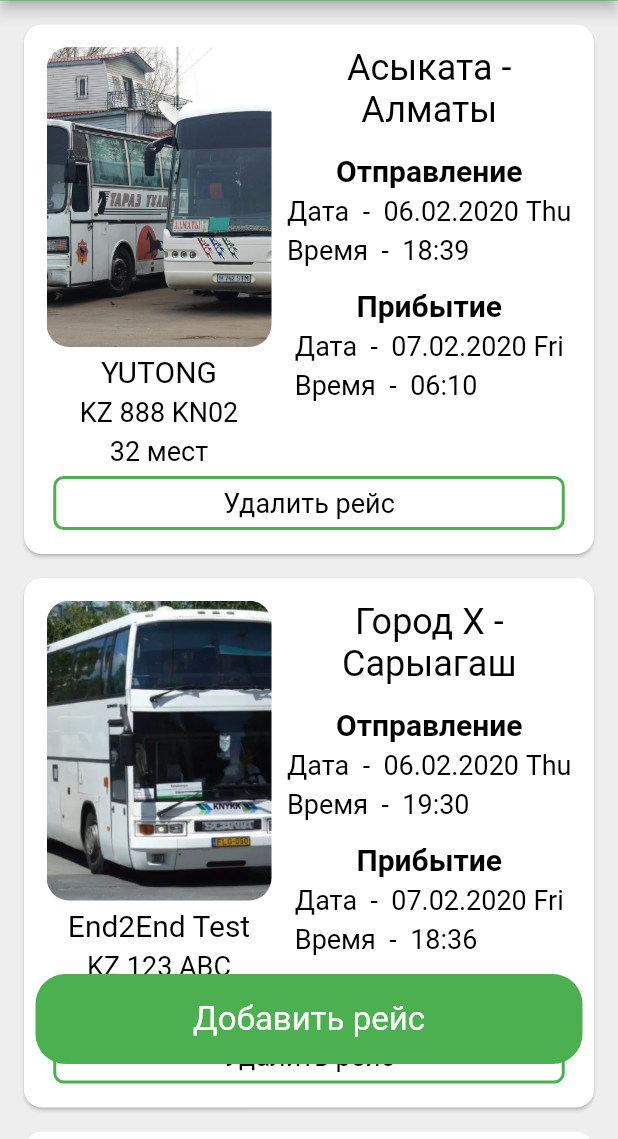
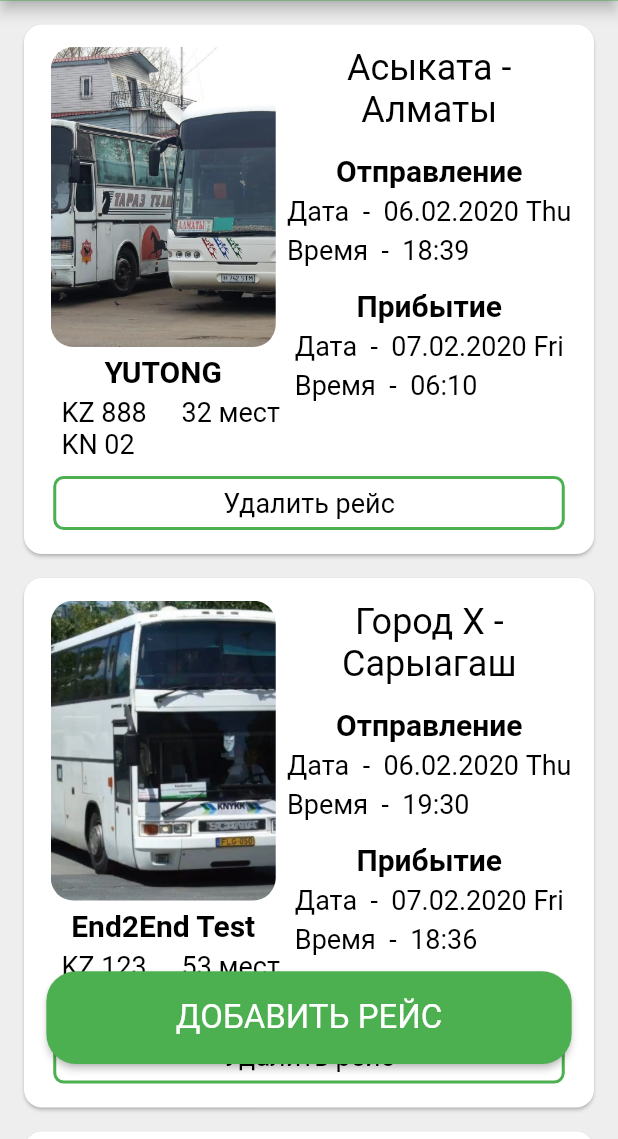
Before and after one commit to dinislamdarkhan/flutter-labs, a Flutter app: the screen it shows after launch, on a phone screen of 412 x 824 dp, the part 97-1236 px from its top. Run offline on Flutter 3.47's test engine with Material 2 defaults, Android fonts, the phone set to English and light mode, and no system bars; our stand-ins replace cloud_firestore, curved_navigation_bar, firebase_auth, google_fonts; missing offline and left inert: division; accounts and stored records are empty.

Commit message:
onGenerateRoute

```diff
--- a/lab11/lib/data/app_data.dart
+++ b/lab11/lib/data/app_data.dart
@@ -1,16 +1,19 @@
 import 'package:lab11/data/busline.dart';
+import 'package:lab11/data/passenger.dart';
 
 List<BusLine> busList = [
   BusLine(
+      id: 0,
       name: 'YUTONG',
       from: 'Асыката',
       to: 'Алматы',
       fromDateTime: DateTime.parse("2020-02-06 18:39:00"),
       toDateTime: DateTime.parse("2020-02-07 06:10:00"),
       seatNumber: 32,
-      carNumber: 'KZ 888 KN02',
+      carNumber: 'KZ 888 KN 02',
       icon: 'bus1.jpg'),
   BusLine(
+      id: 1,
       name: 'End2End Test',
       from: 'Город X',
       to: 'Сарыагаш',
@@ -20,12 +23,20 @@ List<BusLine> busList = [
       carNumber: 'KZ 123 ABC',
       icon: 'bus2.jpg'),
   BusLine(
+      id: 2,
       name: 'YUTONG',
       from: 'Сарыагаш',
       to: 'Алматы',
       fromDateTime: DateTime.parse("2020-02-06 18:39:00"),
       toDateTime: DateTime.parse("2020-02-07 06:10:00"),
       seatNumber: 32,
-      carNumber: 'KZ 888 KN02',
+      carNumber: 'KZ 888 KN 02',
       icon: 'bus3.jpg'),
 ];
+
+List<Passenger> seatList = [
+  Passenger(0, 'Aigerim', 0, true, false),
+  Passenger(0, 'Arlan', 1, true, false),
+  Passenger(0, 'ASSEL', 1, false, true),
+  Passenger(0, 'TEMIRLAN', 2, true, true),
+];
--- a/lab11/lib/data/busline.dart
+++ b/lab11/lib/data/busline.dart
@@ -1,4 +1,5 @@
 class BusLine {
+  int id;
   String name;
   String from;
   String to;
@@ -9,7 +10,8 @@ class BusLine {
   String icon;
 
   BusLine(
-      {this.name,
+      {this.id,
+      this.name,
       this.from,
       this.to,
       this.fromDateTime,
--- a/lab11/lib/main.dart
+++ b/lab11/lib/main.dart
@@ -1,13 +1,16 @@
 import 'package:flutter/material.dart';
 import 'package:lab11/pages/schedule_page.dart';
-import 'package:lab11/pages/passenger_page.dart';
+import 'package:lab11/route_generator.dart';
 
-void main() => runApp(MaterialApp(
+void main() => runApp(MyApp());
+
+class MyApp extends StatelessWidget {
+  @override
+  Widget build(BuildContext context) {
+    return MaterialApp(
       debugShowCheckedModeBanner: false,
-      initialRoute: '/schedule',
-      routes: {
-        '/schedule': (context) => SchedulePage(isSchedule: true),
-        '/passenger_choice': (context) => SchedulePage(isSchedule: false),
-        '/passenger': (context) => PassengerPage(),
-      },
-    ));
+      initialRoute: SchedulePage.routeSchedule,
+      onGenerateRoute: RouteGenerator.generateRoute,
+    );
+  }
+}
--- a/lab11/lib/pages/schedule_page.dart
+++ b/lab11/lib/pages/schedule_page.dart
@@ -4,8 +4,11 @@ import 'package:lab11/data/app_data.dart';
 import 'package:lab11/widgets/appbar.dart';
 import 'package:lab11/widgets/bus_card.dart';
 import 'package:lab11/widgets/custom_drawer.dart';
+import 'package:lab11/widgets/text_widget.dart';
 
 class SchedulePage extends StatefulWidget {
+  static const routeSchedule = '/schedule';
+  static const routePassenger = '/passenger_choice';
   bool isSchedule;
 
   SchedulePage({Key key, this.isSchedule = true}) : super(key: key);
@@ -17,8 +20,7 @@ class SchedulePage extends StatefulWidget {
 class SchedulePageState extends State<SchedulePage> {
   Widget deleteDialog(bus) {
     return AlertDialog(
-        content: Text("Вы хотите удалить этот рейс?",
-            style: TextStyle(fontWeight: FontWeight.w400, fontSize: 21.0)),
+        content: textWidget("Вы хотите удалить этот рейс?", 21.0),
         actions: [
           dialogButton("НЕТ", false, null),
           dialogButton("ДА", true, bus)
@@ -27,11 +29,7 @@ class SchedulePageState extends State<SchedulePage> {
 
   Widget dialogButton(text, isDelete, bus) {
     return FlatButton(
-        child: Text(text,
-            style: TextStyle(
-                color: Colors.green,
-                fontWeight: FontWeight.w500,
-                fontSize: 18.0)),
+        child: textWidget(text, 18.0, FontWeight.w500, Colors.green),
         onPressed: () {
           if (isDelete) setState(() => busList.remove(bus));
           Navigator.of(context).pop();
@@ -40,18 +38,19 @@ class SchedulePageState extends State<SchedulePage> {
 
   Widget floatingActionButton() {
     if (widget.isSchedule) {
-      return FlatButton(
-          onPressed: () {},
-          child: Container(
-              margin: EdgeInsets.fromLTRB(0, 00, 0, 50),
-              decoration: BoxDecoration(
-                  color: Colors.green, borderRadius: BorderRadius.circular(20)),
-              padding: EdgeInsets.symmetric(vertical: 17, horizontal: 105),
-              child: Text('Добавить рейс',
-                  style: TextStyle(
-                      color: Colors.white,
-                      fontSize: 22.0,
-                      fontWeight: FontWeight.w400))));
+      return Container(
+          margin: EdgeInsets.fromLTRB(0, 0, 0, 50),
+          width: MediaQuery.of(context).size.width * 0.85,
+          height: MediaQuery.of(context).size.width * 0.15,
+          child: ElevatedButton(
+            onPressed: () {},
+            style: OutlinedButton.styleFrom(
+                backgroundColor: Colors.green,
+                shape: RoundedRectangleBorder(
+                    borderRadius: BorderRadius.circular(20.0))),
+            child: textWidget(
+                'ДОБАВИТЬ РЕЙС', 22.0, FontWeight.w400, Colors.white),
+          ));
     } else {
       return null;
     }
--- /dev/null
+++ b/lab11/lib/route_generator.dart
@@ -0,0 +1,26 @@
+import 'package:flutter/material.dart';
+import 'package:lab11/data/busline.dart';
+import 'package:lab11/pages/passenger_page.dart';
+import 'package:lab11/pages/schedule_page.dart';
+
+class RouteGenerator {
+  static Route<dynamic> generateRoute(RouteSettings settings) {
+    final args = settings.arguments;
+
+    switch (settings.name) {
+      case SchedulePage.routeSchedule:
+        return MaterialPageRoute(
+            builder: (context) => SchedulePage(isSchedule: true));
+      case SchedulePage.routePassenger:
+        return MaterialPageRoute(
+            builder: (context) => SchedulePage(isSchedule: false));
+      case PassengerPage.routeName:
+        if (args is BusLine) {
+          return MaterialPageRoute(
+              builder: (context) => PassengerPage(bus: args));
+        }
+        break;
+    }
+    return null;
+  }
+}
--- a/lab11/lib/widgets/bus_card.dart
+++ b/lab11/lib/widgets/bus_card.dart
@@ -2,6 +2,7 @@ import 'package:flutter/material.dart';
 import 'package:intl/intl.dart';
 
 import 'package:lab11/data/busline.dart';
+import 'package:lab11/pages/passenger_page.dart';
 import 'package:lab11/widgets/text_widget.dart';
 
 class BusCard extends StatelessWidget {
@@ -22,7 +23,8 @@ class BusCard extends StatelessWidget {
             InkWell(
               onTap: () => isSchedule
                   ? null
-                  : Navigator.pushNamed(context, '/passenger'),
+                  : Navigator.pushNamed(context, PassengerPage.routeName,
+                      arguments: bus),
               enableFeedback: !isSchedule,
               splashColor: Colors.transparent,
               child: Row(
@@ -35,11 +37,18 @@ class BusCard extends StatelessWidget {
                           child: Image.asset('assets/${bus.icon}',
                               fit: BoxFit.fitHeight, width: 150, height: 200)),
                       SizedBox(height: 5),
-                      textWidget(bus.name, 20.0),
+                      textWidget(bus.name, 20.0, FontWeight.w600),
                       SizedBox(height: 5),
-                      textWidget(bus.carNumber, 18.0),
-                      SizedBox(height: 5),
-                      textWidget(bus.seatNumber.toString() + ' мест', 18.0)
+                      Row(
+                        crossAxisAlignment: CrossAxisAlignment.start,
+                        children: [
+                          Container(
+                              margin: EdgeInsets.fromLTRB(10, 0, 20, 5),
+                              width: 60.0,
+                              child: textWidget(bus.carNumber, 18.0)),
+                          textWidget(bus.seatNumber.toString() + ' мест', 18.0)
+                        ],
+                      ),
                     ]),
                     Column(
                         crossAxisAlignment: CrossAxisAlignment.center,
--- a/lab11/lib/widgets/custom_drawer.dart
+++ b/lab11/lib/widgets/custom_drawer.dart
@@ -1,4 +1,5 @@
 import 'package:flutter/material.dart';
+import 'package:lab11/pages/schedule_page.dart';
 
 class CustomDrawer extends StatelessWidget {
   @override
@@ -48,8 +49,9 @@ class CustomDrawer extends StatelessWidget {
       _listTile('Автобусы', Icon(Icons.departure_board), ''),
       _listTile('Статистика', Icon(Icons.equalizer), ''),
       _listTile('Пассажиры', Icon(Icons.airline_seat_recline_extra),
-          '/passenger_choice'),
-      _listTile('Расписание', Icon(Icons.date_range), '/schedule'),
+          SchedulePage.routePassenger),
+      _listTile(
+          'Расписание', Icon(Icons.date_range), SchedulePage.routeSchedule),
       _listTile('История', Icon(Icons.library_books), ''),
       _listTile('Настройки', Icon(Icons.settings), ''),
     ]));
--- a/lab11/lib/widgets/text_widget.dart
+++ b/lab11/lib/widgets/text_widget.dart
@@ -3,13 +3,14 @@ import 'dart:ui';
 import 'package:flutter/material.dart';
 import 'package:google_fonts/google_fonts.dart';
 
-Widget textWidget(text, [fontSize = 18.0, weight = FontWeight.normal]) {
+Widget textWidget(text,
+    [fontSize = 18.0, weight = FontWeight.w400, color = Colors.black]) {
   return Container(
       child: Text(text,
           style: GoogleFonts.roboto(
             fontSize: fontSize,
             fontWeight: weight,
             fontStyle: FontStyle.normal,
-            color: Colors.black,
+            color: color,
           )));
 }
```
Also changed, not shown: lab11/lib/data/passenger.dart (+6 -4 lines), lab11/lib/pages/passenger_page.dart (+121 -12 lines).
